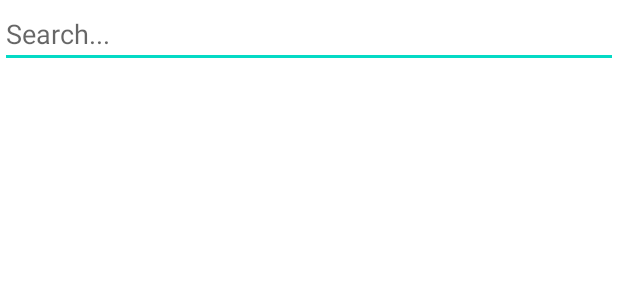
After one commit to MkWf/BottomNavigation, an Android app: the layout fragment_search_news.xml on its own in the app's theme, with its tools: preview values and no code run, on a phone screen of 412 x 824 dp. The commit adds this screen. Shown: the top 300 px of the screen. Run offline under Robolectric (Android 15) with nearby library versions, the phone set to English and light mode, and no system bars.

Commit message:
Base implementation
1)Gradle dependencies
2)Create the fragments and their layouts
3)Create a navigation graph listing the fragments
4)Create the menu for the bottom navigation items and add their icons
5)Add a navhost fragment and bottom navigation view to the activity layout
6)Setup the bottom navigation view by pointing it to the navhost fragment

```diff
--- a/app/src/main/AndroidManifest.xml
+++ b/app/src/main/AndroidManifest.xml
@@ -13,7 +13,7 @@
         android:theme="@style/Theme.BottomNavigation"
         tools:targetApi="31">
         <activity
-            android:name=".MainActivity"
+            android:name=".ui.NewsActivity"
             android:exported="true">
             <intent-filter>
                 <action android:name="android.intent.action.MAIN" />
--- /dev/null
+++ b/app/src/main/res/drawable-v24/ic_all_news.xml
@@ -0,0 +1,5 @@
+<vector android:height="24dp" android:tint="#FFFFFF"
+    android:viewportHeight="24.0" android:viewportWidth="24.0"
+    android:width="24dp" xmlns:android="http://schemas.android.com/apk/res/android">
+    <path android:fillColor="#FF000000" android:pathData="M4,15h16v-2L4,13v2zM4,19h16v-2L4,17v2zM4,11h16L20,9L4,9v2zM4,5v2h16L20,5L4,5z"/>
+</vector>
--- /dev/null
+++ b/app/src/main/res/drawable-v24/ic_breaking_news.xml
@@ -0,0 +1,5 @@
+<vector android:height="24dp" android:tint="#FFFFFF"
+    android:viewportHeight="24.0" android:viewportWidth="24.0"
+    android:width="24dp" xmlns:android="http://schemas.android.com/apk/res/android">
+    <path android:fillColor="#FF000000" android:pathData="M20,2L4,2c-1.1,0 -1.99,0.9 -1.99,2L2,22l4,-4h14c1.1,0 2,-0.9 2,-2L22,4c0,-1.1 -0.9,-2 -2,-2zM13,14h-2v-2h2v2zM13,10h-2L11,6h2v4z"/>
+</vector>
--- /dev/null
+++ b/app/src/main/res/drawable-v24/ic_favorite.xml
@@ -0,0 +1,5 @@
+<vector android:height="24dp" android:tint="#FFFFFF"
+    android:viewportHeight="24.0" android:viewportWidth="24.0"
+    android:width="24dp" xmlns:android="http://schemas.android.com/apk/res/android">
+    <path android:fillColor="#FF000000" android:pathData="M12,21.35l-1.45,-1.32C5.4,15.36 2,12.28 2,8.5 2,5.42 4.42,3 7.5,3c1.74,0 3.41,0.81 4.5,2.09C13.09,3.81 14.76,3 16.5,3 19.58,3 22,5.42 22,8.5c0,3.78 -3.4,6.86 -8.55,11.54L12,21.35z"/>
+</vector>
--- /dev/null
+++ b/app/src/main/res/layout/fragment_search_news.xml
@@ -0,0 +1,40 @@
+<?xml version="1.0" encoding="utf-8"?>
+<androidx.constraintlayout.widget.ConstraintLayout xmlns:android="http://schemas.android.com/apk/res/android"
+    xmlns:app="http://schemas.android.com/apk/res-auto"
+    xmlns:tools="http://schemas.android.com/tools"
+    android:layout_width="match_parent"
+    android:layout_height="match_parent">
+
+    <EditText
+        android:id="@+id/etSearch"
+        android:layout_width="match_parent"
+        android:layout_height="wrap_content"
+        android:hint="Search..."
+        app:layout_constraintEnd_toEndOf="parent"
+        app:layout_constraintHorizontal_bias="0.5"
+        app:layout_constraintStart_toStartOf="parent"
+        app:layout_constraintTop_toTopOf="parent" />
+
+    <androidx.recyclerview.widget.RecyclerView
+        android:id="@+id/rvSearchNews"
+        android:layout_width="match_parent"
+        android:layout_height="0dp"
+        android:paddingBottom="50dp"
+        android:clipToPadding="false"
+        app:layout_constraintBottom_toBottomOf="parent"
+        app:layout_constraintTop_toBottomOf="@+id/etSearch"
+        tools:layout_editor_absoluteX="0dp" />
+
+    <ProgressBar
+        android:id="@+id/paginationProgressBar"
+        style="?attr/progressBarStyle"
+        android:layout_width="wrap_content"
+        android:layout_height="wrap_content"
+        android:visibility="invisible"
+        android:background="@android:color/transparent"
+        app:layout_constraintBottom_toBottomOf="parent"
+        app:layout_constraintEnd_toEndOf="parent"
+        app:layout_constraintHorizontal_bias="0.5"
+        app:layout_constraintStart_toStartOf="parent" />
+
+</androidx.constraintlayout.widget.ConstraintLayout>
```
Also changed, not shown: app/build.gradle (+13 -0 lines), app/src/main/java/com/markbwassef/bottomnavigation/MainActivity.kt (deleted, +0 -11 lines), app/src/main/java/com/markbwassef/bottomnavigation/ui/NewsActivity.kt (added, +26 -0 lines), app/src/main/java/com/markbwassef/bottomnavigation/ui/fragments/BreakingNewsFragment.kt (added, +7 -0 lines), app/src/main/java/com/markbwassef/bottomnavigation/ui/fragments/SavedNewsFragment.kt (added, +10 -0 lines), app/src/main/java/com/markbwassef/bottomnavigation/ui/fragments/SearchNewsFragment.kt (added, +10 -0 lines), app/src/main/res/layout/activity_main.xml (+30 -7 lines), app/src/main/res/layout/fragment_breaking_news.xml (added, +32 -0 lines), app/src/main/res/layout/fragment_saved_news.xml (added, +12 -0 lines), app/src/main/res/menu/bottom_navigation_menu.xml (added, +16 -0 lines), app/src/main/res/navigation/news_nav_graph.xml (added, +22 -0 lines).
